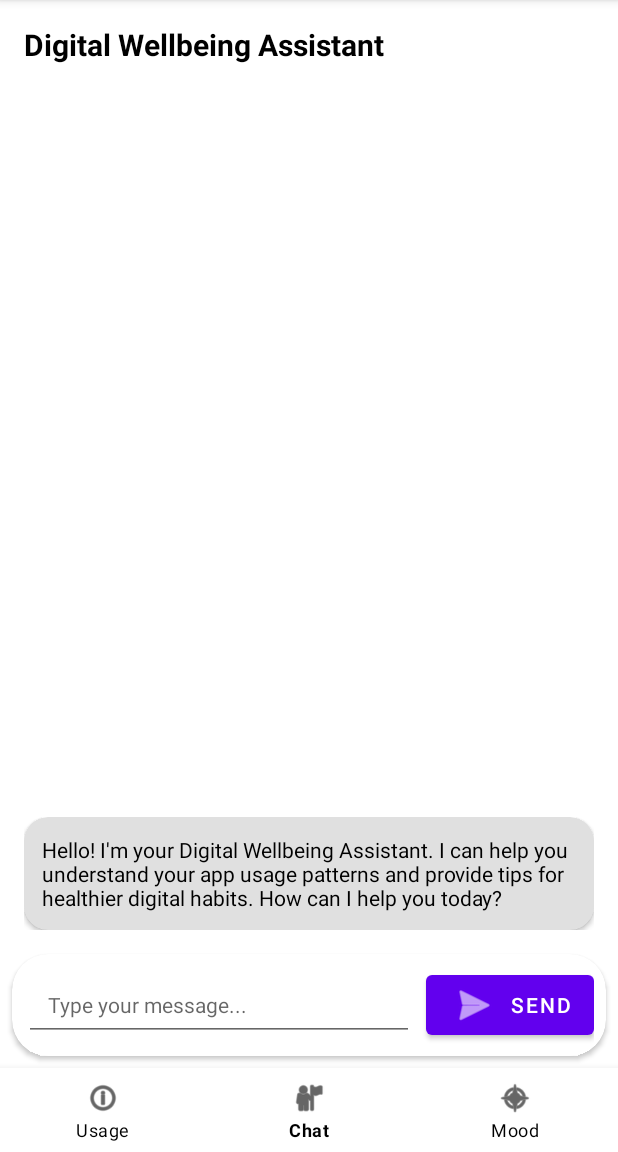
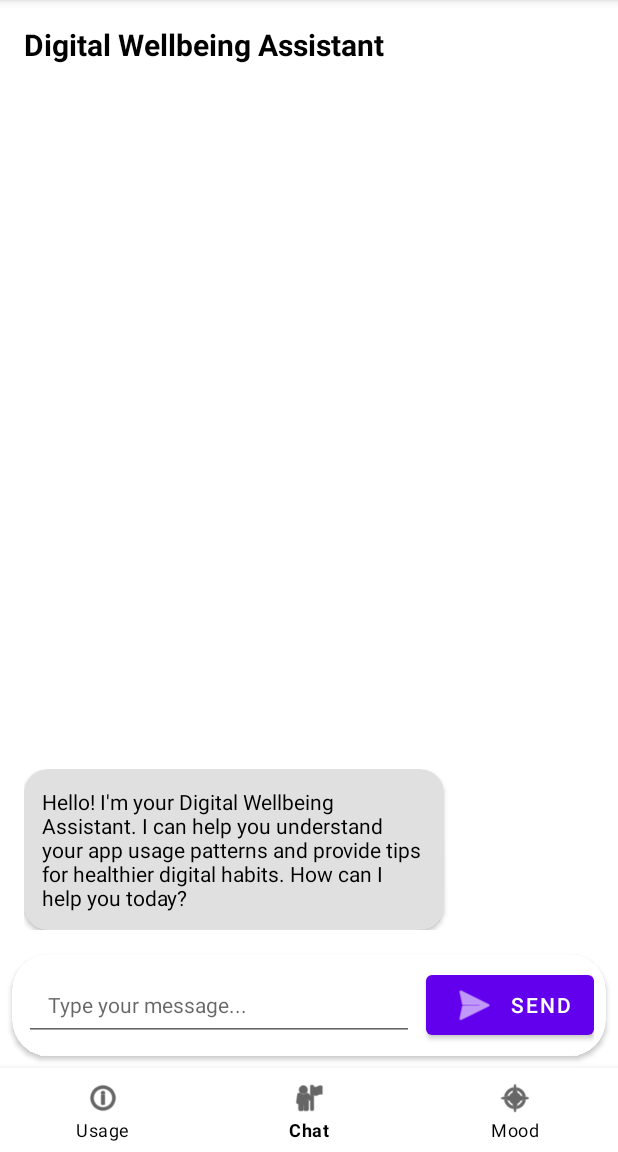
Before and after one commit to Balaji-Kartheek/MindTrack-App, an Android app: the screen it shows after launch (MainActivity), item 2 of the bottom bar chosen, on a phone screen of 412 x 824 dp, the part 84-1236 px from its top. Run offline under Robolectric (Android 15) with nearby library versions, the light colour scheme and no system bars; 2 statements that could not run were skipped.

Commit message:
Fix: Move maxWidth from MaterialCardView to TextView

```diff
--- a/app/src/main/res/layout/item_message_bot.xml
+++ b/app/src/main/res/layout/item_message_bot.xml
@@ -10,7 +10,6 @@
     <com.google.android.material.card.MaterialCardView
         android:layout_width="wrap_content"
         android:layout_height="wrap_content"
-        android:layout_maxWidth="280dp"
         app:cardBackgroundColor="@color/message_bot_background"
         app:cardCornerRadius="16dp"
         app:cardElevation="2dp">
@@ -19,6 +18,7 @@
             android:id="@+id/tv_message"
             android:layout_width="wrap_content"
             android:layout_height="wrap_content"
+            android:maxWidth="280dp"
             android:padding="12dp"
             android:text="Bot message"
             android:textColor="@android:color/black"
--- a/app/src/main/res/layout/item_message_user.xml
+++ b/app/src/main/res/layout/item_message_user.xml
@@ -10,7 +10,6 @@
     <com.google.android.material.card.MaterialCardView
         android:layout_width="wrap_content"
         android:layout_height="wrap_content"
-        android:layout_maxWidth="280dp"
         app:cardBackgroundColor="@color/message_user_background"
         app:cardCornerRadius="16dp"
         app:cardElevation="2dp">
@@ -19,6 +18,7 @@
             android:id="@+id/tv_message"
             android:layout_width="wrap_content"
             android:layout_height="wrap_content"
+            android:maxWidth="280dp"
             android:padding="12dp"
             android:text="User message"
             android:textColor="@android:color/white"
```
